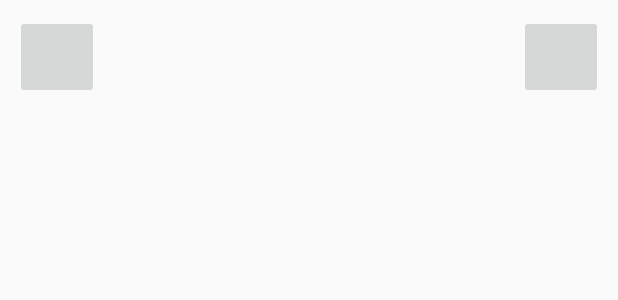
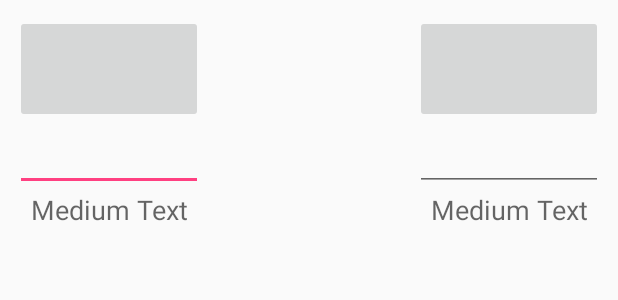
Before and after one commit to Sparker0i/CurrencyConverter-Archive, an Android app: the layout row_card.xml on its own in the app's theme, with its tools: preview values and no code run, on a phone screen of 412 x 824 dp. Shown: the top 300 px of the screen. Run offline under Robolectric (Android 15) with nearby library versions, the phone set to English and light mode, and no system bars.

Commit message:
Layout decided

```diff
--- a/app/src/main/res/layout/row_card.xml
+++ b/app/src/main/res/layout/row_card.xml
@@ -6,16 +6,58 @@
     android:padding="10dp">
 
     <ImageButton
-        android:layout_width="56dp"
-        android:layout_height="56dp"
+        android:layout_width="125dp"
+        android:layout_height="72dp"
         android:id="@+id/imageButton"
         android:layout_alignParentTop="true"
         android:layout_alignParentStart="true" />
 
     <ImageButton
-        android:layout_width="56dp"
-        android:layout_height="56dp"
+        android:layout_width="125dp"
+        android:layout_height="72dp"
         android:id="@+id/imageButton2"
         android:layout_alignParentTop="true"
         android:layout_alignParentEnd="true" />
+
+    <EditText
+        android:layout_width="wrap_content"
+        android:layout_height="wrap_content"
+        android:inputType="numberDecimal"
+        android:ems="10"
+        android:id="@+id/editText"
+        android:layout_below="@+id/imageButton"
+        android:layout_alignEnd="@+id/imageButton"
+        android:textAlignment="center" />
+
+    <EditText
+        android:layout_width="wrap_content"
+        android:layout_height="wrap_content"
+        android:inputType="numberDecimal"
+        android:ems="10"
+        android:id="@+id/editText2"
+        android:layout_below="@+id/imageButton2"
+        android:layout_alignStart="@+id/imageButton2"
+        android:textAlignment="center" />
+
+    <TextView
+        android:layout_width="wrap_content"
+        android:layout_height="wrap_content"
+        android:textAppearance="?android:attr/textAppearanceMedium"
+        android:text="Medium Text"
+        android:id="@+id/textView"
+        android:layout_below="@+id/editText"
+        android:layout_alignParentStart="true"
+        android:layout_alignEnd="@+id/editText"
+        android:textAlignment="center" />
+
+    <TextView
+        android:layout_width="wrap_content"
+        android:layout_height="wrap_content"
+        android:textAppearance="?android:attr/textAppearanceMedium"
+        android:text="Medium Text"
+        android:id="@+id/textView2"
+        android:layout_below="@+id/editText2"
+        android:layout_alignStart="@+id/editText2"
+        android:layout_alignEnd="@+id/editText2"
+        android:textAlignment="center" />
 </RelativeLayout>
```
